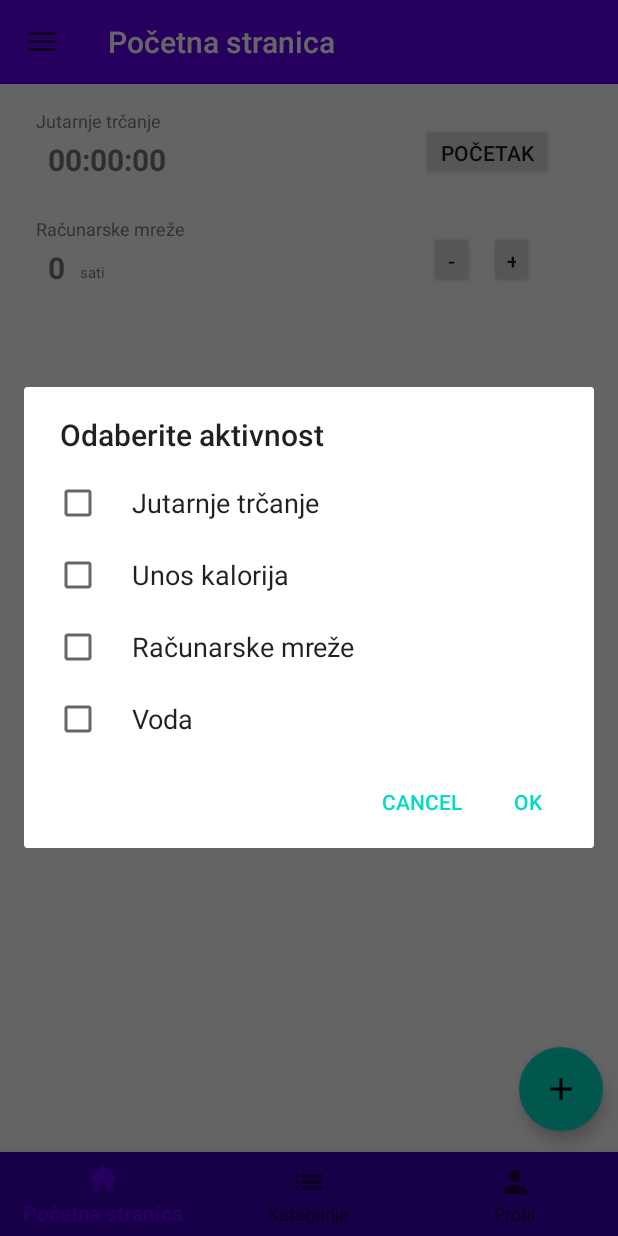
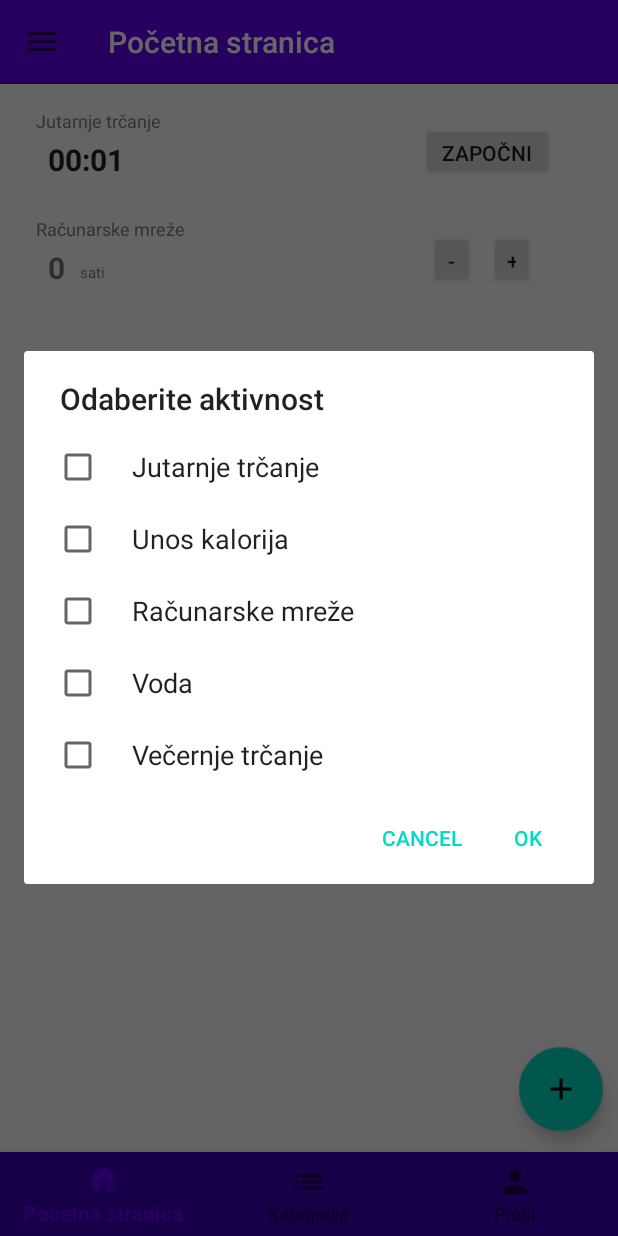
Before and after one commit to senida567/HabitApp, an Android app: the screen it shows after launch (MainActivity), after a tap on an icon or button, on a phone screen of 412 x 824 dp. Run offline under Robolectric (Android 15) with nearby library versions, the phone set to English and light mode, and no system bars; our stand-ins replace Room's generated code; 2 other taps on this screen came first.

Commit message:
PocetnaFragmentt

```diff
--- a/app/src/main/java/com/example/projekat/DAO/GlavneAktivnostiDao.kt
+++ b/app/src/main/java/com/example/projekat/DAO/GlavneAktivnostiDao.kt
@@ -46,4 +46,7 @@ interface GlavneAktivnostiDao {
     @Query("UPDATE glavneAktivnosti SET unos = :kolicina WHERE id = :id_K")
     fun updateUnos(kolicina : Int, id_K : Int)
 
+    @Query("UPDATE glavneAktivnosti SET proteklo_vrijeme = :vrijeme WHERE id = :id_V")
+    fun updateProtekloVrijeme(vrijeme : Long, id_V : Int)
+
 }
--- a/app/src/main/java/com/example/projekat/DAO/VremenskeDao.kt
+++ b/app/src/main/java/com/example/projekat/DAO/VremenskeDao.kt
@@ -36,4 +36,16 @@ interface VremenskeDao {
 
     @Query("SELECT * FROM vremenske WHERE id_aktivnosti = :id")
     fun getVremenskaByIdAktivnosti(id : Int) : Vremenske
+
+    @Query("SELECT pocetak FROM vremenske WHERE id_aktivnosti = :id")
+    fun getVrijemePocetkaByIdAktivnosti(id : Int) : String
+
+    @Query("SELECT kraj FROM vremenske WHERE id_aktivnosti = :id")
+    fun getVrijemeKrajaByIdAktivnosti(id : Int) : String
+
+    @Query("UPDATE vremenske SET pocetak= :vrijeme WHERE id_aktivnosti = :id")
+    fun updatePocetak(vrijeme : String, id : Int)
+
+    @Query("UPDATE vremenske SET kraj= :vrijeme WHERE id_aktivnosti = :id")
+    fun updateKraj(vrijeme : String, id : Int)
 }
--- a/app/src/main/java/com/example/projekat/PodaciZaBazu.kt
+++ b/app/src/main/java/com/example/projekat/PodaciZaBazu.kt
@@ -28,16 +28,20 @@ class PodaciZaBazu(db : AppDatabase){
             db.kategorijeDao().insert(Kategorije(4, "Tekućine", 1, ""))
 
             db.aktivnostiDao().insert(Aktivnosti(1, "Jutarnje trčanje", 1))
-            db.glavneAktivnostiDao().insert(GlavneAktivnosti(1, "Jutarnje trčanje", 0, 0, 0,"min", 1))
+            db.glavneAktivnostiDao().insert(GlavneAktivnosti(1, "Jutarnje trčanje", 0, 0, 0, 0, "min", 1))
             db.vremenskeDao().insert(Vremenske(1, 1, "", ""))
             db.mjerneJediniceDao().insert(MjerneJedinice(2, "min", 1))
+
+            db.aktivnostiDao().insert(Aktivnosti(5, "Večernje trčanje", 1))
+            db.vremenskeDao().insert(Vremenske(2, 5, "", ""))
+            db.mjerneJediniceDao().insert(MjerneJedinice(5, "min", 5))
 
             db.aktivnostiDao().insert(Aktivnosti(2, "Unos kalorija", 2))
             db.kolicinskeDao().insert(Kolicinske(1, 2, 200))
             db.mjerneJediniceDao().insert(MjerneJedinice(1, "kcal", 2))
 
             db.aktivnostiDao().insert(Aktivnosti(3, "Računarske mreže", 3))
-            db.glavneAktivnostiDao().insert(GlavneAktivnosti(3, "Računarske mreže", 0, 1, 0,"sati",3))
+            db.glavneAktivnostiDao().insert(GlavneAktivnosti(3, "Računarske mreže", 0, 1, 0,0,"sati",3))
             db.inkrementalneDao().insert(Inkrementalne(1, 3, 1, 0))
             db.mjerneJediniceDao().insert(MjerneJedinice(3, "sati", 3))
 
--- a/app/src/main/java/com/example/projekat/entity/GlavneAktivnosti.kt
+++ b/app/src/main/java/com/example/projekat/entity/GlavneAktivnosti.kt
@@ -29,6 +29,9 @@ data class GlavneAktivnosti (
     @ColumnInfo(name = "unos")
     var unos : Int,
 
+    @ColumnInfo(name = "proteklo_vrijeme")
+    var proteklo_vrijeme : Long?,
+
     @ColumnInfo(name = "mjerna_jedinica")
     val mjerna_jedinica : String,
 
--- a/app/src/main/java/com/example/projekat/entity/Vremenske.kt
+++ b/app/src/main/java/com/example/projekat/entity/Vremenske.kt
@@ -21,10 +21,10 @@ data class Vremenske (
     @ColumnInfo(name = "id_aktivnosti")
     val id_aktivnosti : Int,
 
-    @ColumnInfo(name = "pocetak")
+    @ColumnInfo(name = "pocetak") // u milisekundama
     val pocetak : String,
 
-    @ColumnInfo(name = "kraj")
-    val kraj : String
+    @ColumnInfo(name = "kraj")  // u milisekundama
+    var kraj : String?
 
 )
--- a/app/src/main/res/layout/pocetna_vremenska_element.xml
+++ b/app/src/main/res/layout/pocetna_vremenska_element.xml
@@ -20,13 +20,12 @@
         app:layout_constraintStart_toStartOf="parent"
         app:layout_constraintTop_toTopOf="parent" />
 
-    <TextView
-        android:id="@+id/unos_pocetna_vremenska"
+    <Chronometer
+        android:id="@+id/chronometer"
         android:layout_width="wrap_content"
         android:layout_height="wrap_content"
         android:layout_marginStart="24dp"
         android:layout_marginLeft="24dp"
-        android:text="00:00:00"
         android:textSize="20sp"
         android:textStyle="bold"
         app:layout_constraintBottom_toBottomOf="parent"
--- a/app/src/main/res/values/strings.xml
+++ b/app/src/main/res/values/strings.xml
@@ -29,7 +29,7 @@
     <string name="minus">-</string>
     <string name="dodaj">Dodaj</string>
     <string name="ukloni">x</string>
-    <string name="start">Početak</string>
+    <string name="start">Započni</string>
     <string name="stop">Zaustavi</string>
     <string name="mjerna_jedinica">kcal</string>
 
```
Also changed, not shown: app/src/main/java/com/example/projekat/adapter/PocetneAktivnostiAdapter.kt (+16 -39 lines), app/src/main/java/com/example/projekat/ui/home/PocetnaFragment.kt (+28 -44 lines).
